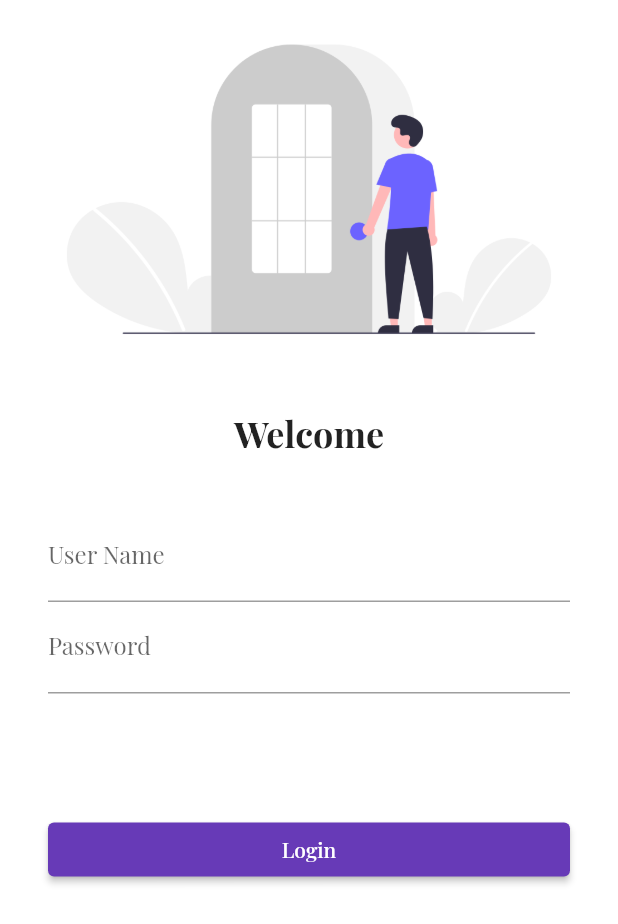
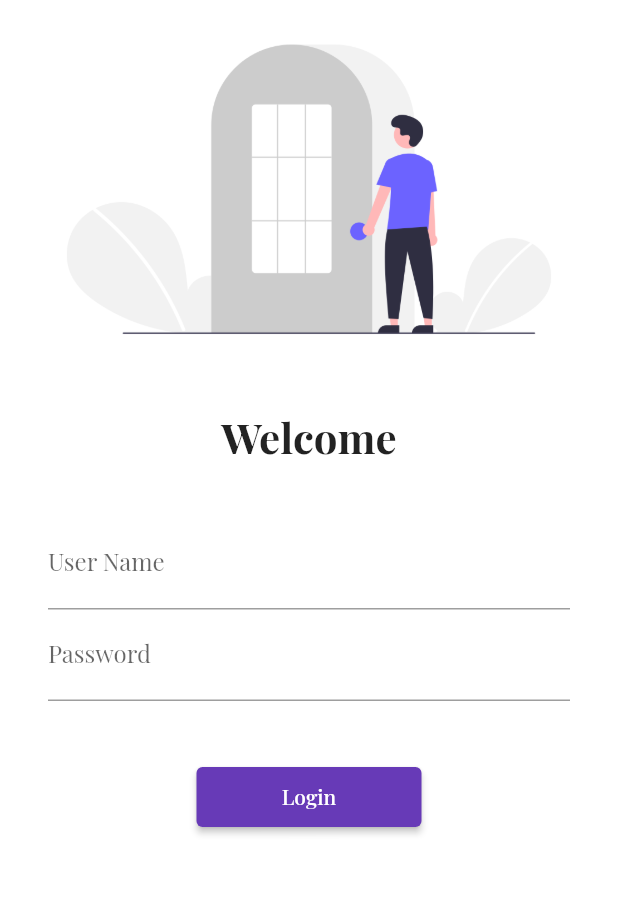
Before and after one commit to SaiChand440/learnFlutterIn30Days, a Flutter app: the screen it shows after launch, on a phone screen of 412 x 824 dp. Shown: the top 924 px of the screen. Run offline on Flutter 3.47's test engine with Material 2 defaults, Android fonts, the phone set to English and light mode, and no system bars; our stand-ins replace google_fonts.

Commit message:
Day 5 completed

```diff
--- a/lib/main.dart
+++ b/lib/main.dart
@@ -1,6 +1,7 @@
 import 'package:flutter/material.dart';
 import 'package:flutter_catalog/pages/home_page.dart';
 import 'package:flutter_catalog/pages/login_page.dart';
+import 'package:flutter_catalog/utils/routes.dart';
 import 'package:google_fonts/google_fonts.dart';
 
 void main() {
@@ -20,8 +21,8 @@ class MyApp extends StatelessWidget {
       initialRoute: "/",
       routes: {
         "/": (context) => LoginPage(),
-        "/home": (context) => HomePage(),
-        "/login": (context) => LoginPage()
+        MyRoutes.homeRoute: (context) => HomePage(),
+        MyRoutes.loginRoute: (context) => LoginPage()
       },
     );
   }
--- a/lib/pages/login_page.dart
+++ b/lib/pages/login_page.dart
@@ -1,25 +1,30 @@
 import 'package:flutter/material.dart';
+import 'package:flutter_catalog/utils/routes.dart';
 
 class LoginPage extends StatelessWidget {
   @override
   Widget build(BuildContext context) {
     return Material(
         color: Colors.white,
+        child: SingleChildScrollView(
           child: Column(
             children: [
-            Image.asset("assets/images/login_image.png", fit: BoxFit.cover),
+              Image.asset(
+                "assets/images/login_image.png",
+                fit: BoxFit.cover,
+              ),
               SizedBox(height: 20),
               Text(
                 "Welcome",
                 style: TextStyle(
-                fontSize: 24,
+                  fontSize: 28,
                   fontWeight: FontWeight.bold,
                 ),
               ),
               SizedBox(height: 20),
               Padding(
-              padding:
-                  const EdgeInsets.symmetric(vertical: 16.0, horizontal: 32.0),
+                padding: const EdgeInsets.symmetric(
+                    vertical: 16.0, horizontal: 32.0),
                 child: Column(children: [
                   TextFormField(
                     decoration: InputDecoration(
@@ -30,21 +35,22 @@ class LoginPage extends StatelessWidget {
                     decoration: InputDecoration(labelText: "Password"),
                   ),
                   SizedBox(
-                  height: 80.0,
+                    height: 40.0,
                   ),
                   ElevatedButton(
                     onPressed: () {
-                    print("Chandhu Galidevara");
+                      Navigator.pushNamed(context, MyRoutes.homeRoute);
                     },
                     child: Text("Login"),
                     style: TextButton.styleFrom(
                         backgroundColor: Colors.deepPurple,
                         primary: Colors.white,
-                      fixedSize: Size(500, 10.0)),
+                        minimumSize: Size(150, 40.0)),
                   )
                 ]),
               )
             ],
+          ),
         ));
   }
 }
--- /dev/null
+++ b/lib/utils/routes.dart
@@ -0,0 +1,4 @@
+class MyRoutes {
+  static String loginRoute = "/login";
+  static String homeRoute = "/home";
+}
```
Lines whose indentation alone changed are shown as unchanged.
